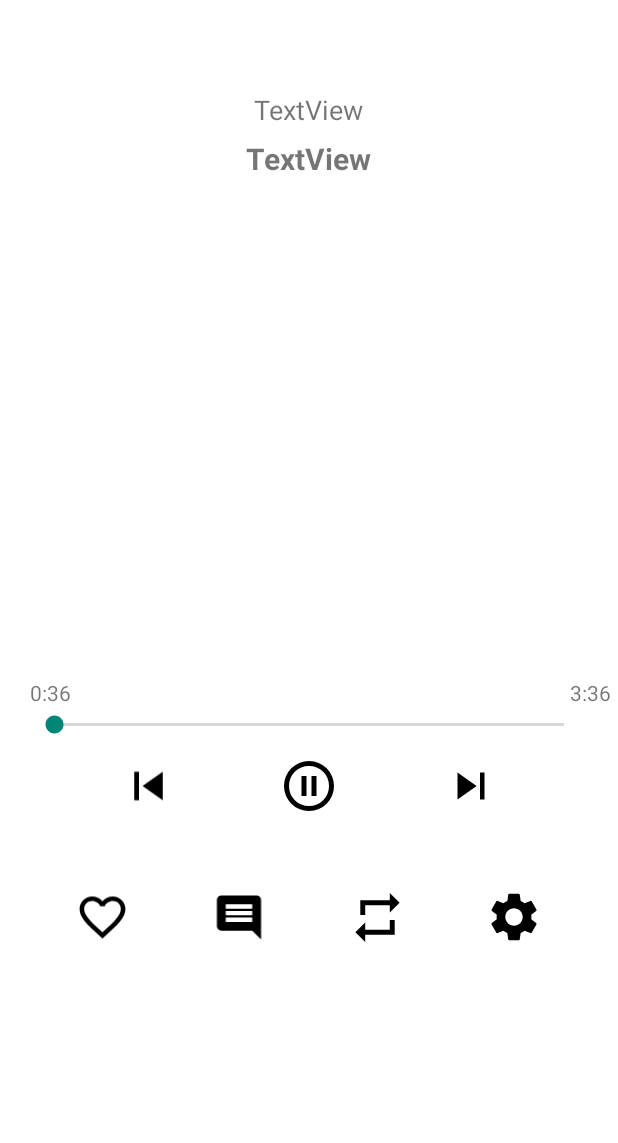
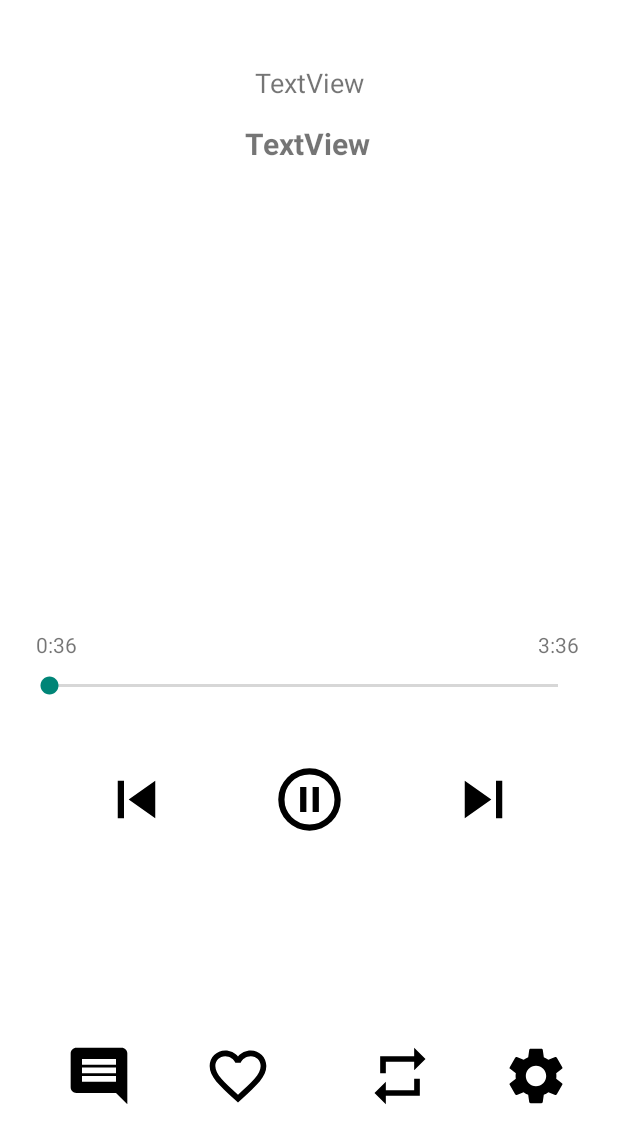
Before and after one commit to b1nhdao/M4Me, an Android app: the SongPlayingActivity screen opened directly, with no data from a screen before it, on a phone screen of 412 x 824 dp. Shown: the top 1143 px of the screen. Run offline under Robolectric (Android 15) with nearby library versions, the phone set to English and light mode, and no system bars.

Commit message:
HOTFIX/ Notification and migrating (most of) things to constrain layout

```diff
--- a/app/src/main/AndroidManifest.xml
+++ b/app/src/main/AndroidManifest.xml
@@ -5,6 +5,7 @@
     <uses-permission android:name="android.permission.FOREGROUND_SERVICE" />
     <uses-permission android:name="android.permission.FOREGROUND_SERVICE_MEDIA_PLAYBACK" />
     <uses-permission android:name="android.permission.INTERNET" />
+    <uses-permission android:name="android.permission.POST_NOTIFICATIONS" />
 
     <application
         android:name=".MyApplication"
--- a/app/src/main/res/layout/activity_song_playing.xml
+++ b/app/src/main/res/layout/activity_song_playing.xml
@@ -1,5 +1,5 @@
 <?xml version="1.0" encoding="utf-8"?>
-<RelativeLayout xmlns:android="http://schemas.android.com/apk/res/android"
+<androidx.constraintlayout.widget.ConstraintLayout xmlns:android="http://schemas.android.com/apk/res/android"
     xmlns:app="http://schemas.android.com/apk/res-auto"
     xmlns:tools="http://schemas.android.com/tools"
     android:id="@+id/main"
@@ -15,9 +15,184 @@
         android:layout_alignParentTop="true"
         android:layout_alignParentEnd="true"
         android:layout_marginStart="32dp"
-        android:layout_marginTop="154dp"
-        android:layout_marginEnd="33dp"
+        android:layout_marginTop="16dp"
+        android:layout_marginEnd="34dp"
+        app:layout_constraintEnd_toEndOf="parent"
+        app:layout_constraintHorizontal_bias="0.0"
+        app:layout_constraintStart_toStartOf="parent"
+        app:layout_constraintTop_toBottomOf="@+id/tv_songTitle"
         tools:srcCompat="@tools:sample/avatars" />
+
+    <TextView
+        android:id="@+id/tv_currentTime"
+        android:layout_width="33dp"
+        android:layout_height="wrap_content"
+        android:layout_alignParentStart="true"
+        android:layout_alignParentTop="true"
+        android:layout_alignParentEnd="true"
+        android:layout_marginStart="24dp"
+        android:layout_marginTop="420dp"
+        android:layout_marginEnd="24dp"
+        android:text="0:36"
+        app:layout_constraintEnd_toEndOf="parent"
+        app:layout_constraintHorizontal_bias="0.0"
+        app:layout_constraintStart_toStartOf="parent"
+        app:layout_constraintTop_toTopOf="parent" />
+
+    <ImageView
+        android:id="@+id/img_options"
+        android:layout_width="45dp"
+        android:layout_height="45dp"
+        android:layout_alignParentStart="true"
+        android:layout_alignParentTop="true"
+        android:layout_alignParentEnd="true"
+        android:layout_marginStart="24dp"
+        android:layout_marginEnd="24dp"
+        android:layout_marginBottom="84dp"
+        app:layout_constraintBottom_toBottomOf="parent"
+        app:layout_constraintEnd_toEndOf="parent"
+        app:layout_constraintHorizontal_bias="0.975"
+        app:layout_constraintStart_toStartOf="parent"
+        app:srcCompat="@drawable/baseline_settings_24" />
+
+    <SeekBar
+        android:id="@+id/seekBar"
+        android:layout_width="371dp"
+        android:layout_height="wrap_content"
+        android:layout_alignParentStart="true"
+        android:layout_alignParentTop="true"
+        android:layout_alignParentEnd="true"
+        android:layout_marginTop="448dp"
+        android:layout_marginEnd="24dp"
+        app:layout_constraintEnd_toEndOf="parent"
+        app:layout_constraintTop_toTopOf="parent" />
+
+    <ImageView
+        android:id="@+id/img_favourite"
+        android:layout_width="45dp"
+        android:layout_height="45dp"
+        android:layout_alignParentStart="true"
+        android:layout_alignParentTop="true"
+        android:layout_alignParentEnd="true"
+        android:layout_marginStart="24dp"
+        android:layout_marginEnd="24dp"
+        android:layout_marginBottom="84dp"
+        app:layout_constraintBottom_toBottomOf="parent"
+        app:layout_constraintEnd_toEndOf="parent"
+        app:layout_constraintHorizontal_bias="0.352"
+        app:layout_constraintStart_toStartOf="parent"
+        app:srcCompat="@drawable/baseline_favorite_border_24" />
+
+    <ImageView
+        android:id="@+id/img_loop"
+        android:layout_width="45dp"
+        android:layout_height="45dp"
+        android:layout_alignParentStart="true"
+        android:layout_alignParentTop="true"
+        android:layout_alignParentEnd="true"
+        android:layout_marginStart="24dp"
+        android:layout_marginEnd="24dp"
+        android:layout_marginBottom="84dp"
+        app:layout_constraintBottom_toBottomOf="parent"
+        app:layout_constraintEnd_toEndOf="parent"
+        app:layout_constraintHorizontal_bias="0.69"
+        app:layout_constraintStart_toStartOf="parent"
+        app:srcCompat="@drawable/baseline_repeat_24" />
+
+    <ImageView
+        android:id="@+id/img_forward"
+        android:layout_width="50dp"
+        android:layout_height="50dp"
+        android:layout_alignParentStart="true"
+        android:layout_alignParentTop="true"
+        android:layout_alignParentEnd="true"
+        android:layout_marginStart="8dp"
+        android:layout_marginTop="508dp"
+        android:layout_marginEnd="8dp"
+        app:layout_constraintEnd_toStartOf="@+id/img_play_or_pause"
+        app:layout_constraintStart_toStartOf="parent"
+        app:layout_constraintTop_toTopOf="parent"
+        app:srcCompat="@drawable/baseline_forward_24" />
+
+    <ImageView
+        android:id="@+id/img_comment"
+        android:layout_width="45dp"
+        android:layout_height="45dp"
+        android:layout_alignParentStart="true"
+        android:layout_alignParentTop="true"
+        android:layout_alignParentEnd="true"
+        android:layout_marginStart="24dp"
+        android:layout_marginEnd="24dp"
+        android:layout_marginBottom="84dp"
+        app:layout_constraintBottom_toBottomOf="parent"
+        app:layout_constraintEnd_toEndOf="parent"
+        app:layout_constraintHorizontal_bias="0.061"
+        app:layout_constraintStart_toStartOf="parent"
+        app:srcCompat="@drawable/baseline_comment_24" />
+
+    <TextView
+        android:id="@+id/tv_endTime"
+        android:layout_width="32dp"
+        android:layout_height="wrap_content"
+        android:layout_alignParentStart="true"
+        android:layout_alignParentTop="true"
+        android:layout_alignParentEnd="true"
+        android:layout_marginStart="24dp"
+        android:layout_marginTop="420dp"
+        android:layout_marginEnd="24dp"
+        android:gravity="center"
+        android:text="3:36"
+        app:layout_constraintEnd_toEndOf="parent"
+        app:layout_constraintHorizontal_bias="1.0"
+        app:layout_constraintStart_toStartOf="parent"
+        app:layout_constraintTop_toTopOf="parent" />
+
+    <ImageView
+        android:id="@+id/img_skip"
+        android:layout_width="50dp"
+        android:layout_height="50dp"
+        android:layout_alignParentStart="true"
+        android:layout_alignParentTop="true"
+        android:layout_alignParentEnd="true"
+        android:layout_marginStart="8dp"
+        android:layout_marginTop="508dp"
+        android:layout_marginEnd="8dp"
+        app:layout_constraintEnd_toEndOf="parent"
+        app:layout_constraintHorizontal_bias="0.503"
+        app:layout_constraintStart_toEndOf="@+id/img_play_or_pause"
+        app:layout_constraintTop_toTopOf="parent"
+        app:srcCompat="@drawable/baseline_skip_24" />
+
+    <ImageView
+        android:id="@+id/img_play_or_pause"
+        android:layout_width="50dp"
+        android:layout_height="50dp"
+        android:layout_alignParentStart="true"
+        android:layout_alignParentTop="true"
+        android:layout_alignParentEnd="true"
+        android:layout_marginStart="16dp"
+        android:layout_marginTop="508dp"
+        android:layout_marginEnd="16dp"
+        app:layout_constraintEnd_toEndOf="parent"
+        app:layout_constraintHorizontal_bias="0.501"
+        app:layout_constraintStart_toStartOf="parent"
+        app:layout_constraintTop_toTopOf="parent"
+        app:srcCompat="@drawable/pause_circle_24px" />
+
+    <TextView
+        android:id="@+id/tv_songArtist"
+        android:layout_width="109dp"
+        android:layout_height="30dp"
+        android:layout_alignParentStart="true"
+        android:layout_alignParentTop="true"
+        android:layout_alignParentEnd="true"
+        android:layout_marginTop="40dp"
+        android:gravity="center"
+        android:text="TextView"
+        android:textSize="18dp"
+        app:layout_constraintEnd_toEndOf="parent"
+        app:layout_constraintStart_toStartOf="parent"
+        app:layout_constraintTop_toTopOf="parent" />
 
     <TextView
         android:id="@+id/tv_songTitle"
@@ -26,146 +201,14 @@
         android:layout_alignParentStart="true"
         android:layout_alignParentTop="true"
         android:layout_alignParentEnd="true"
-        android:layout_marginStart="33dp"
-        android:layout_marginTop="92dp"
-        android:layout_marginEnd="34dp"
+        android:layout_marginTop="12dp"
         android:gravity="center"
         android:text="TextView"
         android:textSize="20dp"
-        android:textStyle="bold" />
+        android:textStyle="bold"
+        app:layout_constraintEnd_toEndOf="parent"
+        app:layout_constraintHorizontal_bias="0.496"
+        app:layout_constraintStart_toStartOf="parent"
+        app:layout_constraintTop_toBottomOf="@+id/tv_songArtist" />
 
-    <TextView
-        android:id="@+id/tv_songArtist"
-        android:layout_width="109dp"
-        android:layout_height="30dp"
-        android:layout_alignParentStart="true"
-        android:layout_alignParentTop="true"
-        android:layout_alignParentEnd="true"
-        android:layout_marginStart="150dp"
-        android:layout_marginTop="58dp"
-        android:layout_marginEnd="151dp"
-        android:gravity="center"
-        android:text="TextView"
-        android:textSize="18dp" />
-
-    <SeekBar
-        android:id="@+id/seekBar"
-        android:layout_width="371dp"
-        android:layout_height="wrap_content"
-        android:layout_alignParentStart="true"
-        android:layout_alignParentTop="true"
-        android:layout_alignParentEnd="true"
-        android:layout_marginStart="20dp"
-        android:layout_marginTop="474dp"
-        android:layout_marginEnd="20dp" />
-
-    <TextView
-        android:id="@+id/tv_currentTime"
-        android:layout_width="33dp"
-        android:layout_height="wrap_content"
-        android:layout_alignParentStart="true"
-        android:layout_alignParentTop="true"
-        android:layout_alignParentEnd="true"
-        android:layout_marginStart="20dp"
-        android:layout_marginTop="452dp"
-        android:layout_marginEnd="357dp"
-        android:text="0:36" />
-
-    <TextView
-        android:id="@+id/tv_endTime"
-        android:layout_width="32dp"
-        android:layout_height="wrap_content"
-        android:layout_alignParentStart="true"
-        android:layout_alignParentTop="true"
-        android:layout_alignParentEnd="true"
-        android:layout_marginStart="377dp"
-        android:layout_marginTop="452dp"
-        android:layout_marginEnd="2dp"
-        android:gravity="center"
-        android:text="3:36" />
-
-    <ImageView
-        android:id="@+id/img_play_or_pause"
-        android:layout_width="40dp"
-        android:layout_height="40dp"
-        android:layout_alignParentStart="true"
-        android:layout_alignParentTop="true"
-        android:layout_alignParentEnd="true"
-        android:layout_marginStart="185dp"
-        android:layout_marginTop="504dp"
-        android:layout_marginEnd="185dp"
-        app:srcCompat="@drawable/pause_circle_24px" />
-
-    <ImageView
-        android:id="@+id/img_skip"
-        android:layout_width="40dp"
-        android:layout_height="40dp"
-        android:layout_alignParentStart="true"
-        android:layout_alignParentTop="true"
-        android:layout_alignParentEnd="true"
-        android:layout_marginStart="296dp"
-        android:layout_marginTop="504dp"
-        android:layout_marginEnd="80dp"
-        app:srcCompat="@drawable/baseline_skip_24" />
-
-    <ImageView
-        android:id="@+id/img_forward"
-        android:layout_width="40dp"
-        android:layout_height="40dp"
-        android:layout_alignParentStart="true"
-        android:layout_alignParentTop="true"
-        android:layout_alignParentEnd="true"
-        android:layout_marginStart="80dp"
-        android:layout_marginTop="504dp"
-        android:layout_marginEnd="294dp"
-        app:srcCompat="@drawable/baseline_forward_24" />
-
-    <ImageView
-        android:id="@+id/img_favourite"
-        android:layout_width="40dp"
-        android:layout_height="40dp"
-        android:layout_alignParentStart="true"
-        android:layout_alignParentTop="true"
-        android:layout_alignParentEnd="true"
-        android:layout_marginStart="50dp"
-        android:layout_marginTop="591dp"
-        android:layout_marginEnd="325dp"
-        app:srcCompat="@drawable/baseline_favorite_border_24" />
-
-    <ImageView
-        android:id="@+id/img_comment"
-        android:layout_width="36dp"
-        android:layout_height="35dp"
-        android:layout_alignParentStart="true"
-        android:layout_alignParentTop="true"
-        android:layout_alignParentEnd="true"
-        android:layout_marginStart="140dp"
-        android:layout_marginTop="594dp"
-        android:layout_marginEnd="233dp"
-        app:srcCompat="@drawable/baseline_comment_24" />
-
-    <ImageView
-        android:id="@+id/img_loop"
-        android:layout_width="40dp"
-        android:layout_height="39dp"
-        android:layout_alignParentStart="true"
-        android:layout_alignParentTop="true"
-        android:layout_alignParentEnd="true"
-        android:layout_marginStart="231dp"
-        android:layout_marginTop="592dp"
-        android:layout_marginEnd="140dp"
-        app:srcCompat="@drawable/baseline_repeat_24" />
-
-    <ImageView
-        android:id="@+id/img_options"
-        android:layout_width="40dp"
-        android:layout_height="40dp"
-        android:layout_alignParentStart="true"
-        android:layout_alignParentTop="true"
-        android:layout_alignParentEnd="true"
-        android:layout_marginStart="323dp"
-        android:layout_marginTop="591dp"
-        android:layout_marginEnd="50dp"
-        app:srcCompat="@drawable/baseline_settings_24" />
-
-</RelativeLayout>
+</androidx.constraintlayout.widget.ConstraintLayout>
--- a/app/src/main/res/menu/bottom_nav_menu.xml
+++ b/app/src/main/res/menu/bottom_nav_menu.xml
@@ -1,6 +1,5 @@
 <?xml version="1.0" encoding="utf-8"?>
 <menu xmlns:android="http://schemas.android.com/apk/res/android">
-
     <item
         android:id="@+id/home"
         android:title="Trang chủ"
```
Also changed, not shown: app/src/main/java/com/example/m4me/service/MusicService.java (+24 -3 lines), app/src/main/res/layout/activity_main.xml (+12 -17 lines), app/src/main/res/layout/custom_notification.xml (+32 -33 lines).
